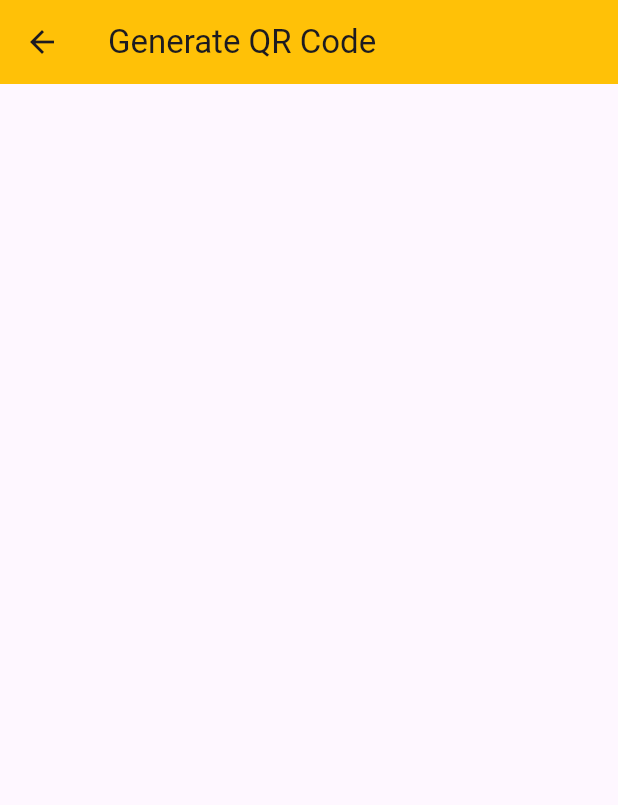
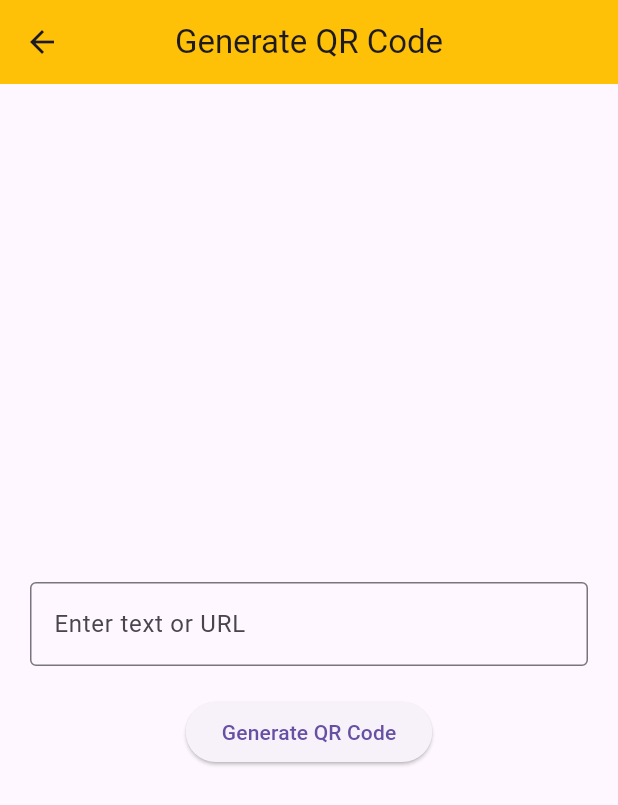
Before and after one commit to vishalsinghihs/qr_code, a Flutter app: the GenerateQrCode screen opened directly, on a phone screen of 412 x 824 dp. Shown: the top 805 px of the screen. Run offline on Flutter 3.47's test engine with Material 3 defaults, Android fonts, the phone set to English and light mode, and no system bars; our stand-ins replace qr_flutter; missing offline and left inert: flutter_barcode_scanner.

Commit message:
ui changes

```diff
--- a/lib/generate_qr_code.dart
+++ b/lib/generate_qr_code.dart
@@ -1,5 +1,21 @@
 import 'package:flutter/material.dart';
 import 'package:qr_flutter/qr_flutter.dart';
+
+void main() {
+  runApp(const MyApp());
+}
+
+class MyApp extends StatelessWidget {
+  const MyApp({super.key});
+
+  @override
+  Widget build(BuildContext context) {
+    return MaterialApp(
+      debugShowCheckedModeBanner: false,
+      home: const GenerateQrCode(),
+    );
+  }
+}
 
 class GenerateQrCode extends StatefulWidget {
   const GenerateQrCode({super.key});
@@ -9,51 +25,70 @@ class GenerateQrCode extends StatefulWidget {
 }
 
 class _GenerateQrCodeState extends State<GenerateQrCode> {
+  final TextEditingController urlController = TextEditingController();
 
-  TextEditingController urlController = TextEditingController();
+  @override
+  void dispose() {
+    urlController.dispose();
+    super.dispose();
+  }
+
   @override
   Widget build(BuildContext context) {
     return Scaffold(
-      appBar: AppBar(title: const Text('Generate QR Code'), backgroundColor: Colors.amber,),
+      appBar: AppBar(
+        title: const Text('Generate QR Code'),
+        backgroundColor: Colors.amber,
+        centerTitle: true,
+      ),
       body: Center(
         child: SingleChildScrollView(
           child: Column(
             mainAxisAlignment: MainAxisAlignment.center,
             children: [
-              if(urlController.text.isNotEmpty)...[
-               QrImageView(data: urlController.text, size: 200,),
-                const SizedBox(height: 10,),
+
+              // ✅ QR CODE
+              if (urlController.text.isNotEmpty)
                 Container(
-                  padding: const EdgeInsets.only(left: 8, right:8),
+                  padding: const EdgeInsets.all(12),
+                  color: Colors.white,
+                  child: QrImageView(
+                    data: urlController.text,
+                    size: 220,
+                    backgroundColor: Colors.white,
+                  ),
+                ),
 
+              const SizedBox(height: 20),
 
-                  color: Colors.white,
-                  child: TextField(controller: urlController,
+              // ✅ INPUT FIELD
+              Padding(
+                padding: const EdgeInsets.symmetric(horizontal: 20),
+                child: TextField(
+                  controller: urlController,
+                  onChanged: (value) {
+                    setState(() {}); // auto refresh QR
+                  },
                   decoration: const InputDecoration(
-                    border: OutlineInputBorder(borderRadius: BorderRadius.all(Radius.circular(8))),
-                    hintText: 'Enter data to generate QR code',
+                    labelText: 'Enter text or URL',
+                    hintText: 'https://example.com',
+                    border: OutlineInputBorder(),
                   ),
                 ),
               ),
-                const SizedBox(height: 10,),
-                ElevatedButton(onPressed: () {
-                  setState(() {
 
-                  });
-                }, child: const Text('Generate QR Code')),
               const SizedBox(height: 20),
 
-                // ✅ Only show QR after input
-                if (urlController.text.isNotEmpty)
-                  QrImageView(
-                    data: urlController.text,
-                    size: 200,
-                    backgroundColor: Colors.white,
+              // ✅ BUTTON
+              ElevatedButton(
+                onPressed: () {
+                  setState(() {}); // manual refresh
+                },
+                child: const Text('Generate QR Code'),
               ),
-              ]
             ],
           ),
-        )
+        ),
       ),
     );
   }
--- a/lib/main.dart
+++ b/lib/main.dart
@@ -31,7 +31,7 @@ class _HomePageState extends State<HomePage> {
   @override
   Widget build(BuildContext context) {
     return Scaffold(
-      appBar: AppBar(title: const Text('qr code scanner and generator'),backgroundColor: Colors.amber,),
+      appBar: AppBar(title: const Text('QR Code Scanner & Generator'),backgroundColor: const Color.fromARGB(255, 211, 204, 58),),
       body: Center(
         child: Column(
           mainAxisAlignment: MainAxisAlignment.center,
@@ -40,13 +40,13 @@ class _HomePageState extends State<HomePage> {
             setState(() {
               Navigator.of(context).push(MaterialPageRoute(builder: (context) => const ScanQrCode()));
             });
-           }, child: Text('scan qr code')),
+           }, child: const Text('Scan QR Code')),
             const SizedBox(height: 40,),
             ElevatedButton(onPressed: () {
               setState(() {
                 Navigator.of(context).push(MaterialPageRoute(builder: (context) => const GenerateQrCode()));
               });
-            }, child: Text('generate qr code')),
+            }, child: const Text('Generate QR Code')),
           ],
         ),
       ),
```
Lines whose indentation alone changed are shown as unchanged.
